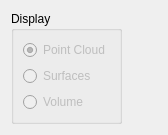
The window that gui/DepthMapOptions.ui (Kitware/TeleSculptor) describes before a commit, drawn with Qt 5.
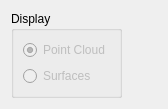
The same window after the commit.

Commit message: Removed "vertices" option

Diff of the .ui file:
```diff
--- a/gui/DepthMapOptions.ui
+++ b/gui/DepthMapOptions.ui
@@ -7,7 +7,7 @@
     <x>0</x>
     <y>0</y>
     <width>168</width>
-    <height>132</height>
+    <height>104</height>
    </rect>
   </property>
   <property name="windowTitle">
@@ -46,16 +46,6 @@
         </property>
        </widget>
       </item>
-      <item>
-       <widget class="QRadioButton" name="radioVertices">
-        <property name="enabled">
-         <bool>false</bool>
-        </property>
-        <property name="text">
-         <string>Volume</string>
-        </property>
-       </widget>
-      </item>
      </layout>
     </widget>
    </item>
```
The commit also changes 7 other files.
